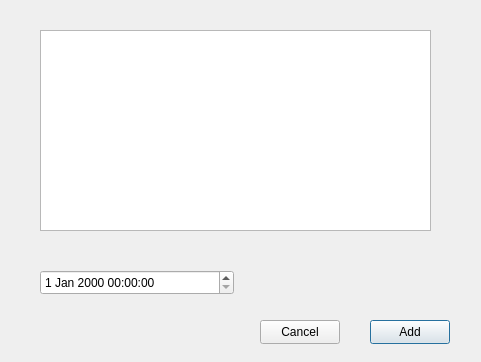
First picture: the form in movie/addmovieroom.ui, repository RomanMusijowski/CinemaApp, before the edit.
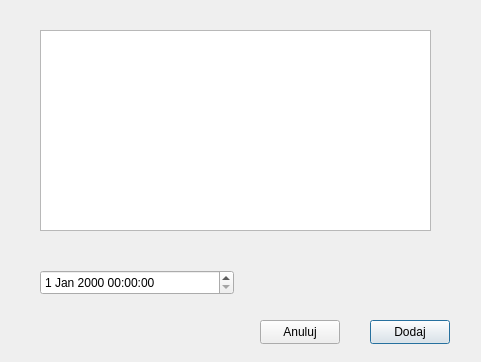
Second picture: the form after the edit.

Commit message: polish text for movie ui

```diff
--- a/movie/addmovieroom.ui
+++ b/movie/addmovieroom.ui
@@ -49,7 +49,7 @@
     </rect>
    </property>
    <property name="text">
-    <string>Add</string>
+    <string>Dodaj</string>
    </property>
   </widget>
   <widget class="QPushButton" name="cancel">
@@ -62,7 +62,7 @@
     </rect>
    </property>
    <property name="text">
-    <string>Cancel</string>
+    <string>Anuluj</string>
    </property>
   </widget>
  </widget>
```
The commit also changes 4 other files.
